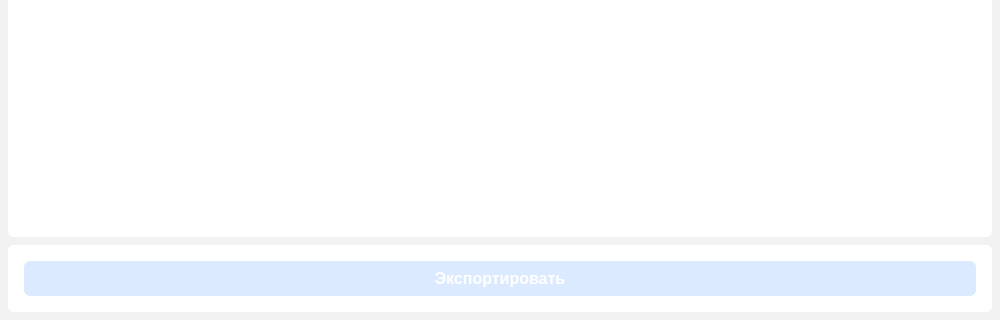
Before: the Qt Designer form ui/mainUI.ui in pntech-dev/Stockwise, drawn with Qt 5; both pictures show x 0 to 1000 and y 386 to 706 of the 1000 by 706 pixel window.
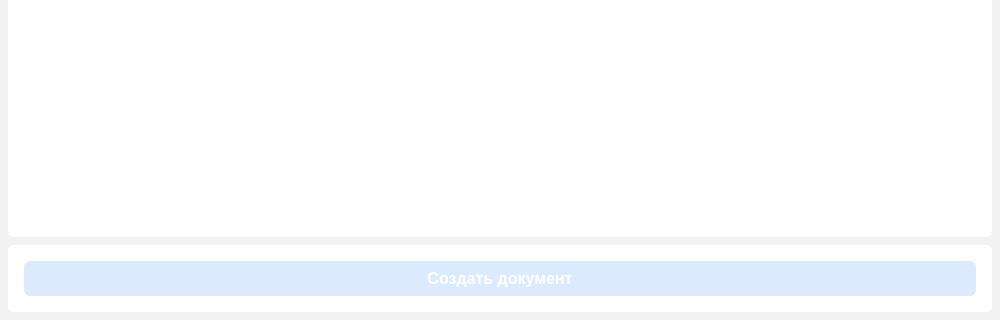
After: the same form once the commit is applied.

Commit message: feat(ui): rename button and update text, adjust code accordingly

```diff
--- a/ui/mainUI.ui
+++ b/ui/mainUI.ui
@@ -456,7 +456,7 @@
 }</string>
          </property>
          <property name="text">
-          <string>Экспортировать</string>
+          <string>Создать документ</string>
          </property>
         </widget>
        </item>
```
Left out of the diff: 4 changed lines with no effect on the pictures. The commit also changes 3 other files.
